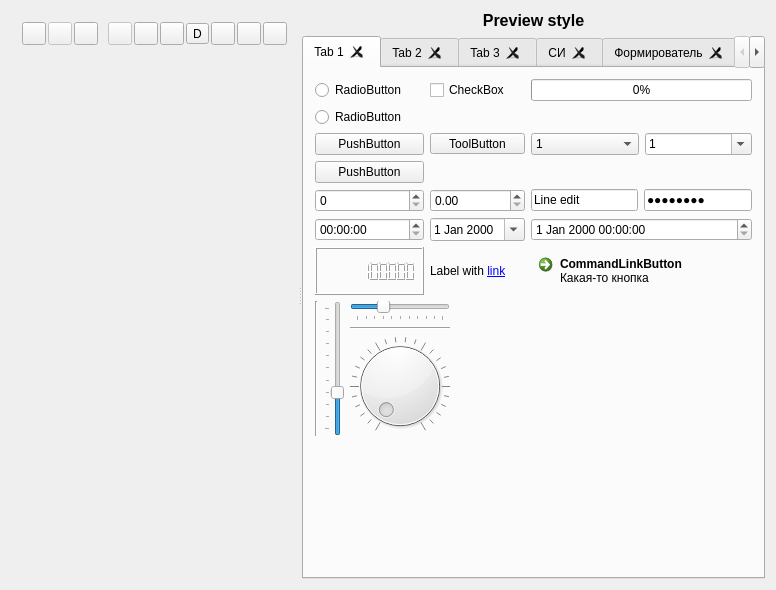
First picture: the form in qsseditor.ui, repository lit-uriy/qsseditor, before the edit.
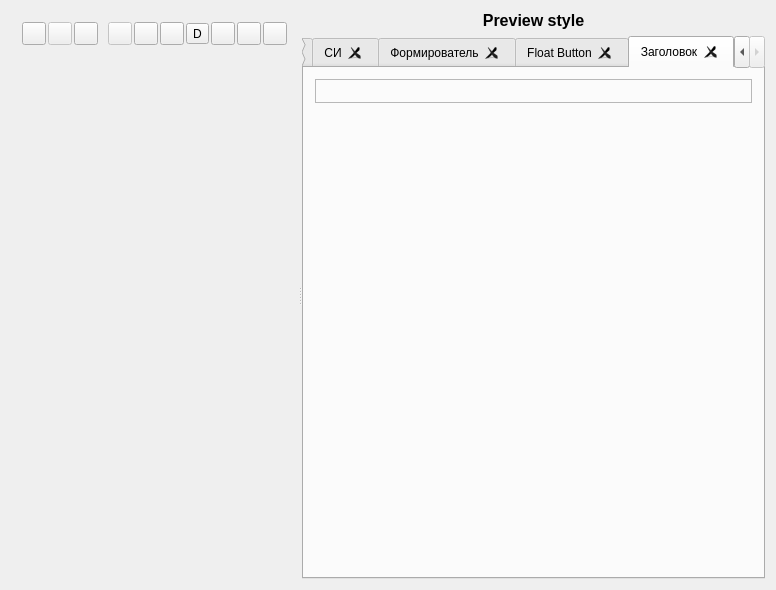
Second picture: the form after the edit. The open tabs and pages were chosen to show the change. Icons and pictures are not drawn. Custom widgets are drawn as their Qt base class.

Commit message: Добавил Заголовок окна.

Diff of the .ui file:
```diff
--- a/qsseditor.ui
+++ b/qsseditor.ui
@@ -456,11 +456,14 @@
                <property name="value">
                 <number>30</number>
                </property>
-               <property name="orientation">
-                <enum>Qt::Vertical</enum>
+               <property name="invertedAppearance">
+                <bool>true</bool>
                </property>
                <property name="tickPosition">
-                <enum>QSlider::TicksAbove</enum>
+                <enum>QSlider::TicksBelow</enum>
+               </property>
+               <property name="tickInterval">
+                <number>10</number>
                </property>
               </widget>
              </item>
@@ -1216,6 +1219,44 @@
            </property>
           </widget>
          </widget>
+         <widget class="QWidget" name="tabTitle">
+          <property name="styleSheet">
+           <string notr="true"/>
+          </property>
+          <attribute name="title">
+           <string>Заголовок</string>
+          </attribute>
+          <layout class="QVBoxLayout" name="verticalLayout_3">
+           <item>
+            <widget class="QFrame" name="frame_2">
+             <property name="frameShape">
+              <enum>QFrame::StyledPanel</enum>
+             </property>
+             <property name="frameShadow">
+              <enum>QFrame::Raised</enum>
+             </property>
+             <layout class="QVBoxLayout" name="verticalLayout_2">
+              <item>
+               <widget class="WindowTitleBar" name="tutu" native="true"/>
+              </item>
+             </layout>
+            </widget>
+           </item>
+           <item>
+            <spacer name="verticalSpacer_5">
+             <property name="orientation">
+              <enum>Qt::Vertical</enum>
+             </property>
+             <property name="sizeHint" stdset="0">
+              <size>
+               <width>20</width>
+               <height>40</height>
+              </size>
+             </property>
+            </spacer>
+           </item>
+          </layout>
+         </widget>
         </widget>
        </item>
       </layout>
@@ -1254,6 +1295,12 @@
    <extends>QPushButton</extends>
    <header>widgets/floating_action_button.h</header>
   </customwidget>
+  <customwidget>
+   <class>WindowTitleBar</class>
+   <extends>QWidget</extends>
+   <header>widgets/window_titlebar.h</header>
+   <container>1</container>
+  </customwidget>
  </customwidgets>
  <tabstops>
   <tabstop>toolOpen</tabstop>
```
Left out of the diff: 5 changed lines with no effect on the pictures. The commit also changes 1 other file.
